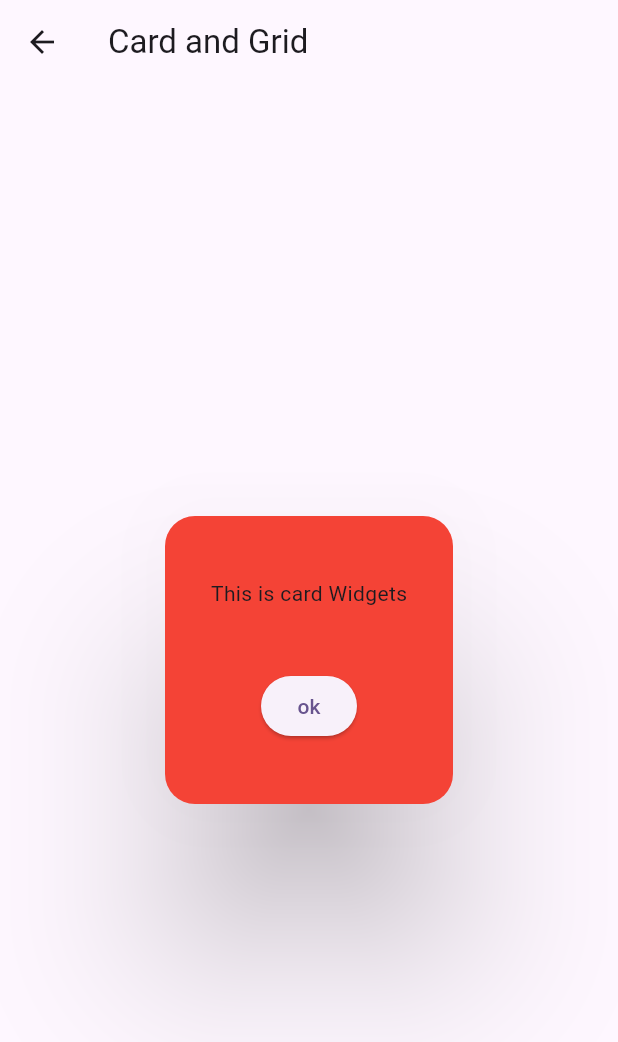
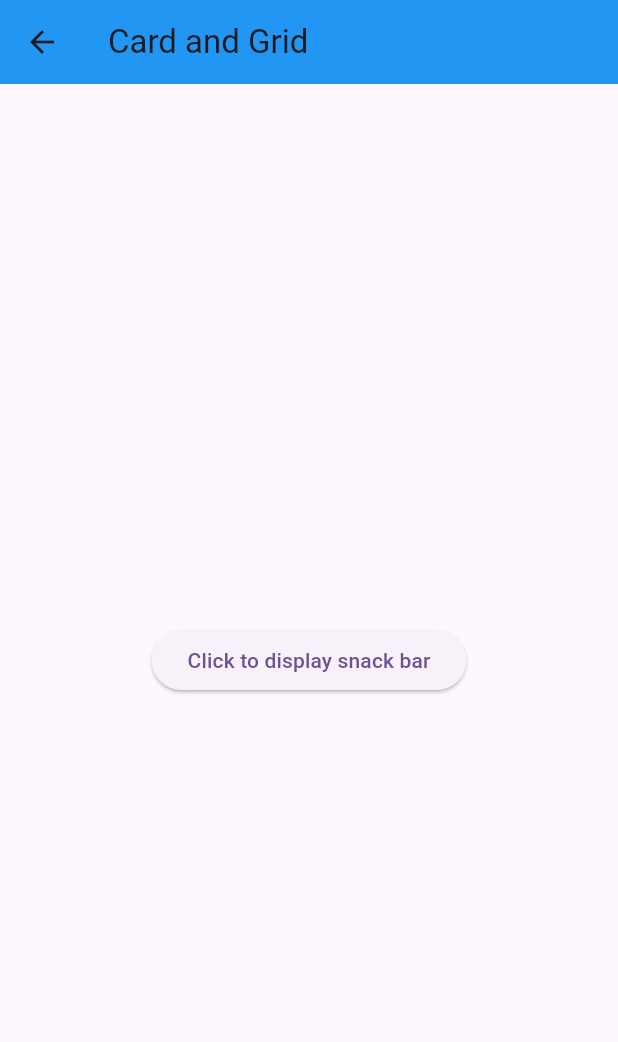
Before and after one commit to TAMILMANI1234/flutter_demo_2023, a Flutter app: the screen it shows after launch, in the side drawer, after a tap on "Card and Grid", on a phone screen of 412 x 824 dp. Shown: the top 1042 px of the screen. Run offline on Flutter 3.47's test engine with Material 2 defaults, Android fonts, the light colour scheme and no system bars; our stand-ins replace fluttertoast, table_calendar.

Commit message:
12-sep-23

```diff
--- a/lib/Screens/screen5.dart
+++ b/lib/Screens/screen5.dart
@@ -1,4 +1,6 @@
 import 'package:flutter/material.dart';
+import 'package:fluttertoast/fluttertoast.dart';
+import 'package:table_calendar/table_calendar.dart';
 class Screen5 extends StatefulWidget {
   const Screen5({super.key});
 
@@ -7,13 +9,33 @@ class Screen5 extends StatefulWidget {
 }
 
 class _Screen5State extends State<Screen5> {
+
+  /*void showToast(){
+    Fluttertoast.showToast(
+        msg:"Message from toast",
+        fontSize: 20.0,
+        textColor: Colors.red,
+        gravity: ToastGravity.BOTTOM,
+        timeInSecForIosWeb: 2
+    );
+  }*/
+  double value =0;
+
+  DateTime current=DateTime.now();
+
+  @override
+  void initState(){
+    super.initState();
+    value=0;
+  }
   @override
   Widget build(BuildContext context) {
     return Scaffold(
       appBar: AppBar(
         title: Text("Card and Grid"),
+        backgroundColor: Colors.blue,
       ),
-      body:Center(
+     /* body:Center(
         child: Container(
           width: 200,
           height: 200,
@@ -30,12 +52,202 @@ class _Screen5State extends State<Screen5> {
                 Container(
                   child: Text("This is card Widgets"),
                 ),
-                ElevatedButton(onPressed: (){}, child: Text("ok"))
+                ElevatedButton(onPressed: (){Navigator.of(context).pop();}, child: Text("ok"))
               ],
             ),
           ),
         ),
+      ),*/
+    /*  body: Padding(
+        padding: EdgeInsets.all(10),
+        child: GridView.count(
+            crossAxisCount: 4,
+           crossAxisSpacing: 40.0,
+           mainAxisSpacing: 40.0,
+          children: [
+            Container(
+              width: 50,
+              height: 50,
+              child: Text("Grid 1"),
+              color: Colors.green,
+            ),
+            Container(
+              width: 50,
+              height: 50,
+              child: Text("Grid 1"),
+              color: Colors.green,
+            ),
+            Container(
+              width: 50,
+              height: 50,
+              child: Text("Grid 1"),
+              color: Colors.green,
+            ),
+            Container(
+              width: 50,
+              height: 50,
+              child: Text("Grid 1"),
+              color: Colors.green,
+            ),
+            Container(
+              width: 50,
+              height: 50,
+              child: Text("Grid 1"),
+              color: Colors.green,
+            ),
+            Container(
+              width: 50,
+              height: 50,
+              child: Text("Grid 1"),
+              color: Colors.green,
+            )
+          ],
+        ),
+      ),*/
+     /* body: Center(
+        child: ElevatedButton(
+          onPressed: showToast ,
+          child: Text("Click to Toaster message"),
+        ),
+      ),*/
+
+    /*body: Column(
+      children: [
+        Text("Calender"),
+        Container(
+          child: TableCalendar(
+            focusedDay: current,
+            firstDay: DateTime.utc(2010,1,1),
+            lastDay: DateTime.utc(2030,12,30),
+          ),
+        )
+      ],
+    ),*/
+     /* body: Center(
+        child: Column(
+          children: [
+            DataTable(
+                columns: [
+                  DataColumn(label:Text("S.no",style: TextStyle(
+                    fontSize: 20,
+                    fontWeight: FontWeight.bold
+                  ),)),
+                  DataColumn(label:Text("Name",style: TextStyle(
+                  fontSize: 20,
+                  fontWeight: FontWeight.bold
+                  ))),
+                  DataColumn(label:Text("Age",style: TextStyle(
+                      fontSize: 20,
+                      fontWeight: FontWeight.bold
+                  ))),
+                ],
+                rows: [
+                  DataRow(
+                      cells: [
+                        DataCell(Text("1")),
+                        DataCell(Text("Tamil")),
+                        DataCell(Text("24")),
+                      ]
+                  ),
+                  DataRow(
+                      cells: [
+                        DataCell(Text("2")),
+                        DataCell(Text("Harris")),
+                        DataCell(Text("24")),
+                      ]
+                  ),
+                  DataRow(
+                      cells: [
+                        DataCell(Text("3")),
+                        DataCell(Text("Lenin")),
+                        DataCell(Text("24")),
+                      ]
+                  ),
+                  DataRow(
+                      cells: [
+                        DataCell(Text("4")),
+                        DataCell(Text("vicky")),
+                        DataCell(Text("24")),
+                      ]
+                  )
+                ]
+            )
+          ],
+        ),
+      ),*/
+      /*body: Column(
+        children: [
+            myslider(),
+            Container(
+              child: Transform.rotate(
+                  angle: value,
+                 child: Container(
+                   height: 100,
+                   width: 100,
+                   decoration: BoxDecoration(
+                     color: Colors.green,
+
+                   ),
+                 ),
+              ),
+            )
+        ],
+      ),*/
+
+     /* body: Center(
+        child: Column(
+          mainAxisAlignment: MainAxisAlignment.center,
+          children: [
+            CircularProgressIndicator(
+              backgroundColor: Colors.blue,
+              valueColor: AlwaysStoppedAnimation(Colors.red),
+              strokeWidth: 5,
+
+            ),
+            SizedBox(
+              height: 20,
+            ),
+            LinearProgressIndicator(
+              backgroundColor: Colors.green,
+              valueColor: AlwaysStoppedAnimation(Colors.red),
+              minHeight: 10,
+            )
+          ],
+        ),
+      ),*/
+
+      body: Center(
+        child: ElevatedButton(
+          onPressed: (){
+            final snackbar =SnackBar(
+                content: Text("Message from snackbar"),
+              backgroundColor: Colors.red,
+              action: SnackBarAction(
+                label: "dismiss",
+                onPressed: (){},
+              ),
+
+            );
+            ScaffoldMessenger.of(context).showSnackBar(snackbar);
+
+          },
+          child: Text("Click to display snack bar"),
+        ),
       ),
     );
   }
+  Slider myslider(){
+    return Slider(
+        value: value,
+        min: 0,
+        max: 100,
+        onChanged: (val){
+          print(val);
+          setState(() {
+            value=val;
+          });
+        }
+    );
+  }
+
 }
--- a/pubspec.yaml
+++ b/pubspec.yaml
@@ -35,6 +35,8 @@ dependencies:
   # The following adds the Cupertino Icons font to your application.
   # Use with the CupertinoIcons class for iOS style icons.
   cupertino_icons: ^1.0.2
+  fluttertoast : any
+  table_calendar: any
 
 dev_dependencies:
   flutter_test:
```
Also changed, not shown: pubspec.lock.
